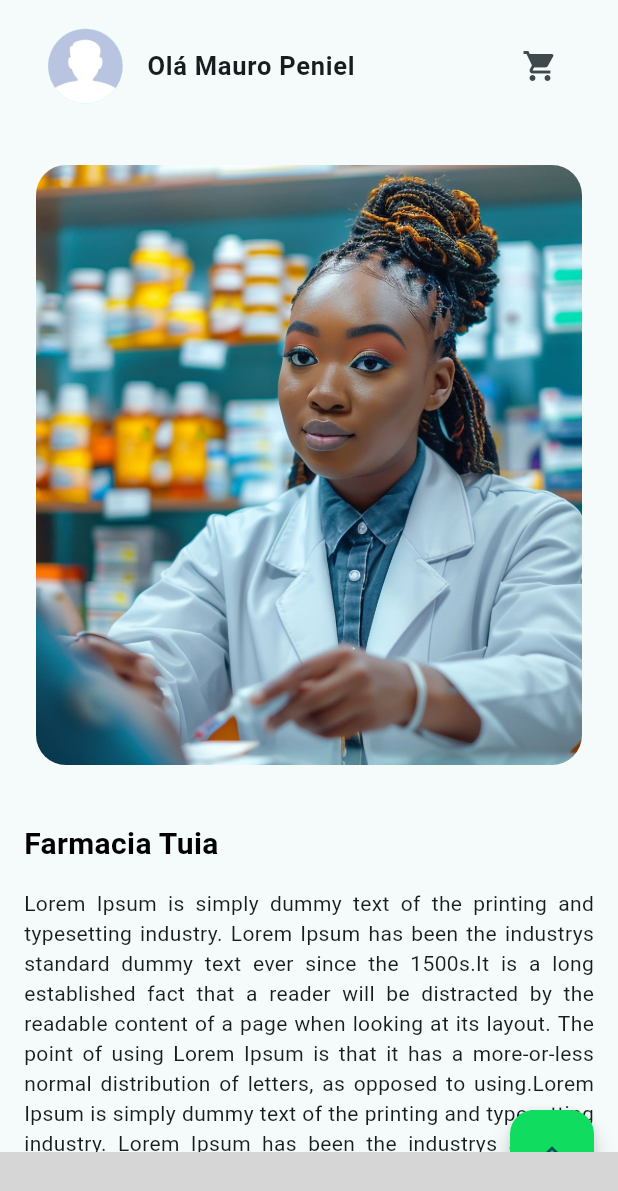
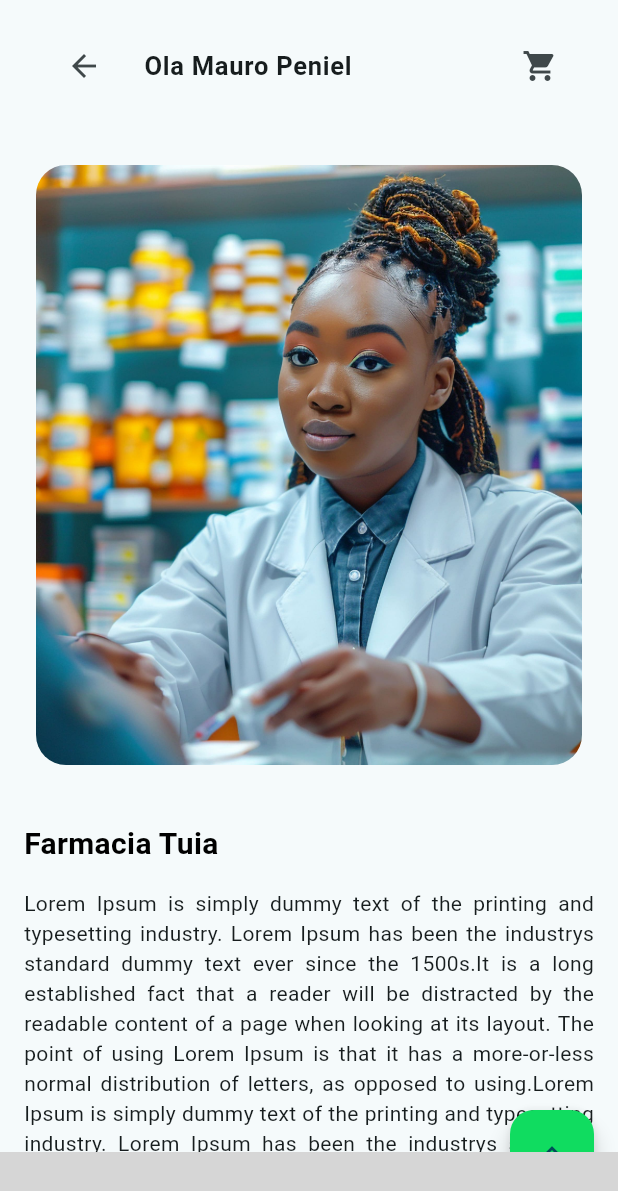
Before and after one commit to restenPiz/healthClick_app, a Flutter app: the PharmacyDetails screen opened directly, on a phone screen of 412 x 824 dp. Shown: the top 1191 px of the screen. Run offline on Flutter 3.47's test engine with Material 3 defaults, Android fonts, the phone set to English and light mode, and no system bars; our stand-ins replace getwidget, google_maps_flutter; grey boxes are pictures that could not be loaded.

Commit message:
Creating some solutions for the appBars

```diff
--- a/healthclick_app/lib/screens/pharmacy/PharmacyDetails.dart
+++ b/healthclick_app/lib/screens/pharmacy/PharmacyDetails.dart
@@ -43,16 +43,18 @@ class _PharmacyDetailsState extends State<PharmacyDetails> {
             crossAxisAlignment: CrossAxisAlignment.start,
             children: [
               //?Main Content
-              const ListTile(
-                leading: CircleAvatar(
-                  radius: 25,
-                  backgroundImage: AssetImage("assets/dif.jpg"),
+              ListTile(
+                leading: IconButton(
+                  icon: const Icon(Icons.arrow_back),
+                  onPressed: () {
+                    Navigator.pop(context); // Voltar para a tela anterior
+                  },
                 ),
-                title: Text(
-                  "Olá Mauro Peniel",
+                title: const Text(
+                  "Ola Mauro Peniel",
                   style: TextStyle(fontWeight: FontWeight.bold, fontSize: 17),
                 ),
-                trailing: Icon(Icons.shopping_cart),
+                trailing: const Icon(Icons.shopping_cart),
               ),
               const SizedBox(height: 30),
               Center(
```
Also changed, not shown: healthclick_app/lib/screens/product/ProductDetails.dart (+38 -33 lines).
